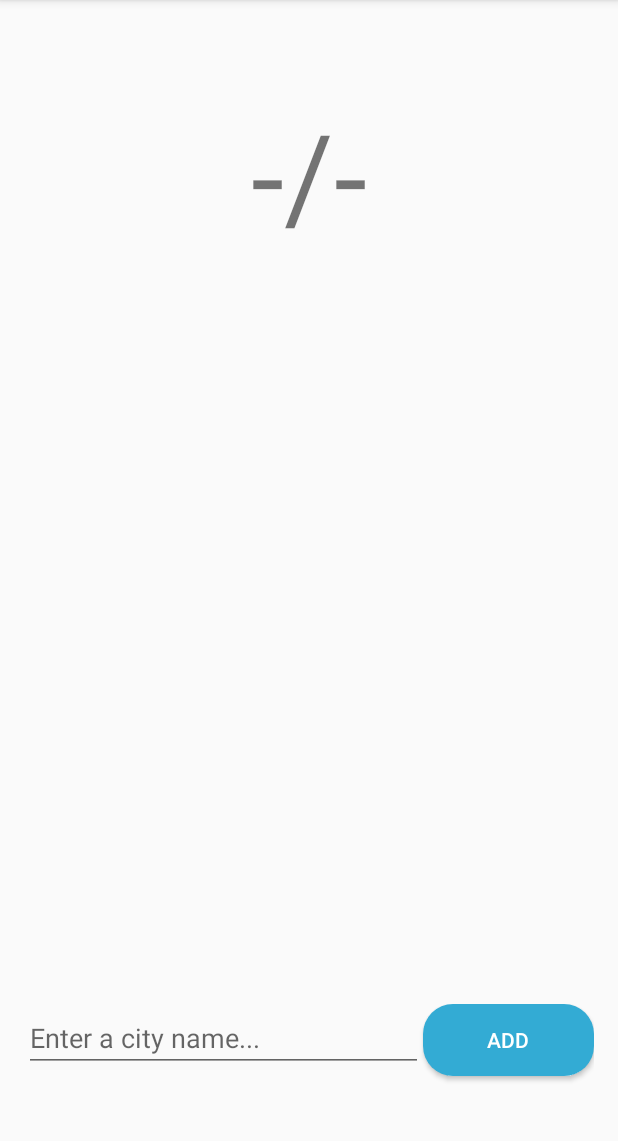
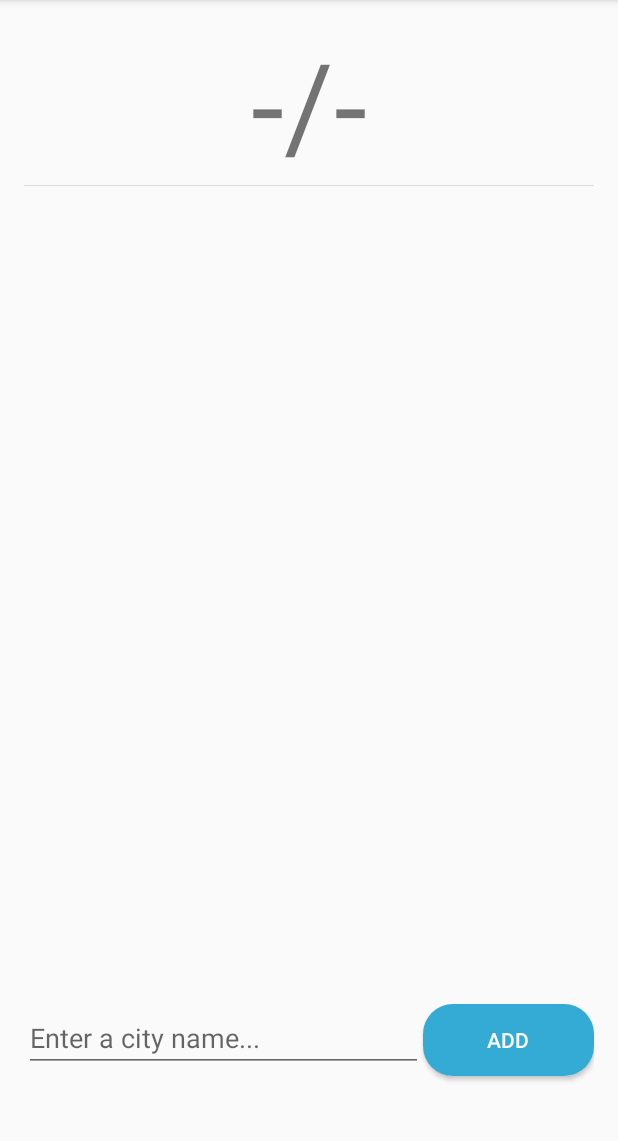
Before and after one commit to sebastos01/WeatherLight, an Android app: the screen it shows after launch (MainActivity), on a phone screen of 412 x 824 dp, the part 84-1225 px from its top. Run offline under Robolectric (Android 15) with nearby library versions, the phone set to English and light mode, and no system bars.

Commit message:
add weather box

```diff
--- a/app/src/main/java/com/example/sthienpont/weatherlight/CallWeatherAPI.java
+++ b/app/src/main/java/com/example/sthienpont/weatherlight/CallWeatherAPI.java
@@ -8,11 +8,11 @@ import android.os.AsyncTask;
 import android.util.Log;
 import android.view.View;
 import android.widget.RemoteViews;
-import android.widget.TextView;
 import android.widget.Toast;
 
 import com.example.sthienpont.weatherlight.dataobjects.OpenWeather;
 import com.example.sthienpont.weatherlight.utils.PreferenceHelper;
+import com.example.sthienpont.weatherlight.views.WeatherBox;
 import com.example.sthienpont.weatherlight.widgets.WeatherWidgetProvider;
 import com.google.gson.Gson;
 
@@ -34,13 +34,14 @@ public class CallWeatherAPI extends AsyncTask<String, String, String> {
     private static final String CONNECTION_ERROR = "connectionerror";
 
     public OpenWeather openWeather;
-    private TextView view;
+    private WeatherBox weatherBox;
     private String city;
     private Context context;
     private boolean isCalledFromMainActivity;
 
-    public CallWeatherAPI(TextView view, Context context, boolean isCalledFromMainActivity) {
-        this.view = view;
+    public CallWeatherAPI(WeatherBox weatherBox, Context context,
+            boolean isCalledFromMainActivity) {
+        this.weatherBox = weatherBox;
         this.context = context;
         openWeather = null;
         this.isCalledFromMainActivity = isCalledFromMainActivity;
@@ -88,10 +89,17 @@ public class CallWeatherAPI extends AsyncTask<String, String, String> {
         try {
             DecimalFormat oneDigit = new DecimalFormat("#.0");
             String text = oneDigit.format(Double.parseDouble(openWeather.main.temp) - 273.15);
-            view.setText(text + " °C");
+            if (weatherBox != null) {
+                weatherBox.setCity(context.getString(R.string.city) + " " + openWeather.name + " ("
+                        + openWeather.sys.country + ")");
+                weatherBox.setTemperature(text + " °C");
+                weatherBox.setClouds(openWeather.weather.get(0).description);
+            }
             updateAppWidget(text + "°");
         } catch (NullPointerException e) {
-            view.setText("N.A.");
+            if (weatherBox != null) {
+                weatherBox.setNoWeatherInfo();
+            }
             showFeedBack(context.getString(R.string.add_error));
         }
     }
--- a/app/src/main/java/com/example/sthienpont/weatherlight/MainActivity.java
+++ b/app/src/main/java/com/example/sthienpont/weatherlight/MainActivity.java
@@ -17,19 +17,19 @@ import android.view.View;
 import android.view.inputmethod.InputMethodManager;
 import android.widget.Button;
 import android.widget.EditText;
-import android.widget.TextView;
 import android.widget.Toast;
 
 import com.example.sthienpont.weatherlight.broadcastreceivers.WeatherReceiver;
 import com.example.sthienpont.weatherlight.dataobjects.Preferences;
 import com.example.sthienpont.weatherlight.utils.PreferenceHelper;
+import com.example.sthienpont.weatherlight.views.WeatherBox;
 
 public class MainActivity extends AppCompatActivity {
     private static final String TAG = "MainActivity";
 
     private static final int RECURRING_TASK_INTERVAL_IN_MINUTES = 20;
 
-    private TextView tvTemperature;
+    private WeatherBox wbWeatherInfo;
     private Button bWeather;
     private EditText etCity;
 
@@ -51,6 +51,7 @@ public class MainActivity extends AppCompatActivity {
             city = city.isEmpty() ? "" : Character.toUpperCase(city.charAt(0)) + city.substring(1);
             if (evaluateCity(city)) {
                 saveCityToPreferencesAndReloadScreen(city);
+                etCity.getText().clear();
             }
         }
     };
@@ -119,7 +120,7 @@ public class MainActivity extends AppCompatActivity {
         super.onCreate(savedInstanceState);
         setContentView(R.layout.activity_main);
 
-        tvTemperature = (TextView) findViewById(R.id.tvTemperature);
+        wbWeatherInfo = (WeatherBox) findViewById(R.id.wbWeatherInfo);
         bWeather = (Button) findViewById(R.id.bWeather);
         etCity = (EditText) findViewById(R.id.etCity);
         bOne = (Button) findViewById(R.id.bOne);
@@ -189,7 +190,8 @@ public class MainActivity extends AppCompatActivity {
         if (!preferences.currentCity.isEmpty()) {
             getWeather();
         } else {
-            tvTemperature.setText(getString(R.string.temperature));
+            wbWeatherInfo.setNoWeatherInfo();
+            wbWeatherInfo.setTemperature(getString(R.string.temperature));
         }
     }
 
@@ -263,7 +265,7 @@ public class MainActivity extends AppCompatActivity {
     }
 
     private void getWeather() {
-        new CallWeatherAPI(tvTemperature, this, true).execute();
+        new CallWeatherAPI(wbWeatherInfo, this, true).execute();
     }
 
     private void startUpWeatherService() {
--- a/app/src/main/java/com/example/sthienpont/weatherlight/broadcastreceivers/WeatherReceiver.java
+++ b/app/src/main/java/com/example/sthienpont/weatherlight/broadcastreceivers/WeatherReceiver.java
@@ -5,7 +5,6 @@ import android.content.BroadcastReceiver;
 import android.content.Context;
 import android.content.Intent;
 import android.util.Log;
-import android.widget.TextView;
 
 import com.example.sthienpont.weatherlight.CallWeatherAPI;
 import com.example.sthienpont.weatherlight.dataobjects.Preferences;
@@ -22,7 +21,7 @@ public class WeatherReceiver extends BroadcastReceiver {
         Log.v(TAG, "Executing task");
         Preferences preferences = PreferenceHelper.loadPreferences(context);
         if (!preferences.currentCity.isEmpty()) {
-            new CallWeatherAPI(new TextView(context), context, false).execute();
+            new CallWeatherAPI(null, context, false).execute();
         }
     }
 }
--- /dev/null
+++ b/app/src/main/java/com/example/sthienpont/weatherlight/views/WeatherBox.java
@@ -0,0 +1,73 @@
+
+package com.example.sthienpont.weatherlight.views;
+
+import android.content.Context;
+import android.text.Editable;
+import android.text.TextWatcher;
+import android.util.AttributeSet;
+import android.view.LayoutInflater;
+import android.widget.LinearLayout;
+import android.widget.TextView;
+
+import com.example.sthienpont.weatherlight.R;
+
+/**
+ * Created by Sébastien on 23/8/15.
+ */
+public class WeatherBox extends LinearLayout {
+
+    private TextView tvCity;
+    private TextView tvTemperature;
+    private TextView tvClouds;
+    private TextView tvForecast;
+
+    private TextWatcher textWatcher = new TextWatcher() {
+        @Override
+        public void beforeTextChanged(CharSequence s, int start, int count, int after) {
+        }
+
+        @Override
+        public void onTextChanged(CharSequence s, int start, int before, int count) {
+        }
+
+        @Override
+        public void afterTextChanged(Editable s) {
+            if (tvCity.getText().length() <= 0) {
+                tvForecast.setVisibility(INVISIBLE);
+            } else {
+                tvForecast.setVisibility(VISIBLE);
+            }
+        }
+    };
+
+    public WeatherBox(Context context, AttributeSet attrs) {
+        super(context, attrs);
+        LayoutInflater inflater = LayoutInflater.from(context);
+        inflater.inflate(R.layout.weather_box, this);
+
+        tvCity = (TextView) findViewById(R.id.tvCity);
+        tvTemperature = (TextView) findViewById(R.id.tvTemperature);
+        tvClouds = (TextView) findViewById(R.id.tvClouds);
+        tvForecast = (TextView) findViewById(R.id.tvForecast);
+
+        tvCity.addTextChangedListener(textWatcher);
+    }
+
+    public void setCity(String city) {
+        tvCity.setText(city);
+    }
+
+    public void setTemperature(String temperature) {
+        tvTemperature.setText(temperature);
+    }
+
+    public void setClouds(String clouds) {
+        tvClouds.setText(clouds);
+    }
+
+    public void setNoWeatherInfo() {
+        tvCity.setText("");
+        tvTemperature.setText("N.A.");
+        tvClouds.setText("");
+    }
+}
--- a/app/src/main/res/layout/activity_main.xml
+++ b/app/src/main/res/layout/activity_main.xml
@@ -12,14 +12,15 @@
     android:focusableInTouchMode="true"
     tools:context=".MainActivity"
     android:weightSum="1">
-    <TextView
-        android:text="@string/temperature"
-        android:layout_width="wrap_content"
+
+    <com.example.sthienpont.weatherlight.views.WeatherBox
+        android:id="@+id/wbWeatherInfo"
+        android:layout_width="match_parent"
         android:layout_height="0dp"
-        android:id="@+id/tvTemperature"
-        android:textSize="80dp"
-        android:gravity="center"
-        android:layout_weight="0.3"/>
+        android:layout_weight="0.3">
+
+    </com.example.sthienpont.weatherlight.views.WeatherBox>
+
     <LinearLayout
         android:layout_width="match_parent"
         android:layout_height="0dp"
@@ -35,7 +36,6 @@
             android:layout_marginRight="20dp"
             android:layout_height="match_parent"
             android:layout_centerHorizontal="true"
-            android:layout_below="@id/tvTemperature"
             android:textColor="@color/weather_white"
             android:background="@drawable/roundedbutton"
             android:singleLine="true"
@@ -48,7 +48,6 @@
             android:layout_marginRight="20dp"
             android:layout_height="match_parent"
             android:layout_centerHorizontal="true"
-            android:layout_below="@id/tvTemperature"
             android:padding="2dp"
             android:textColor="@color/weather_white"
             android:background="@drawable/roundedbutton"
@@ -72,7 +71,6 @@
             android:layout_height="match_parent"
             android:padding="2dp"
             android:layout_centerHorizontal="true"
-            android:layout_below="@id/tvTemperature"
             android:textColor="@color/weather_white"
             android:background="@drawable/roundedbutton"
             android:singleLine="true"
@@ -84,7 +82,6 @@
             android:layout_marginRight="20dp"
             android:layout_height="match_parent"
             android:layout_centerHorizontal="true"
-            android:layout_below="@id/tvTemperature"
             android:padding="2dp"
             android:textColor="@color/weather_white"
             android:singleLine="true"
--- /dev/null
+++ b/app/src/main/res/layout/weather_box.xml
@@ -0,0 +1,48 @@
+<?xml version="1.0" encoding="utf-8"?>
+<LinearLayout xmlns:android="http://schemas.android.com/apk/res/android"
+    android:orientation="vertical"
+    android:layout_width="match_parent"
+    android:layout_height="match_parent">
+
+    <TextView
+        android:id="@+id/tvCity"
+        android:layout_width="match_parent"
+        android:layout_height="wrap_content" />
+
+    <TextView
+        android:id="@+id/tvTemperature"
+        android:text="@string/temperature"
+        android:layout_width="match_parent"
+        android:layout_height="wrap_content"
+        android:textSize="80dp"
+        android:gravity="center"
+        android:layout_marginTop="-20dp" />
+
+    <LinearLayout
+        android:layout_width="match_parent"
+        android:layout_height="wrap_content"
+        android:orientation="horizontal"
+        android:weightSum="1"
+        android:layout_marginTop="-20dp"
+        android:layout_marginBottom="2dp">
+
+        <TextView
+            android:id="@+id/tvClouds"
+            android:layout_width="0dp"
+            android:layout_height="wrap_content"
+            android:layout_weight=".9" />
+
+        <TextView
+            android:id="@+id/tvForecast"
+            android:layout_width="0dp"
+            android:layout_height="wrap_content"
+            android:text="..."
+            android:gravity="end"
+            android:layout_weight=".1" />
+    </LinearLayout>
+
+    <View
+        android:layout_width="match_parent"
+        android:layout_height="1px"
+        android:background="#DDDDDD" />
+</LinearLayout>
--- a/app/src/main/res/values/strings.xml
+++ b/app/src/main/res/values/strings.xml
@@ -7,6 +7,7 @@
     <string name="creator">Created by Sébastien Thienpont</string>
 
     <string name="temperature">-/-</string>
+    <string name="city">Weather for </string>
     <string name="add_hint">Enter a city name...</string>
     <string name="add">Add</string>
     <string name="add_error">Could not find city.</string>
```
